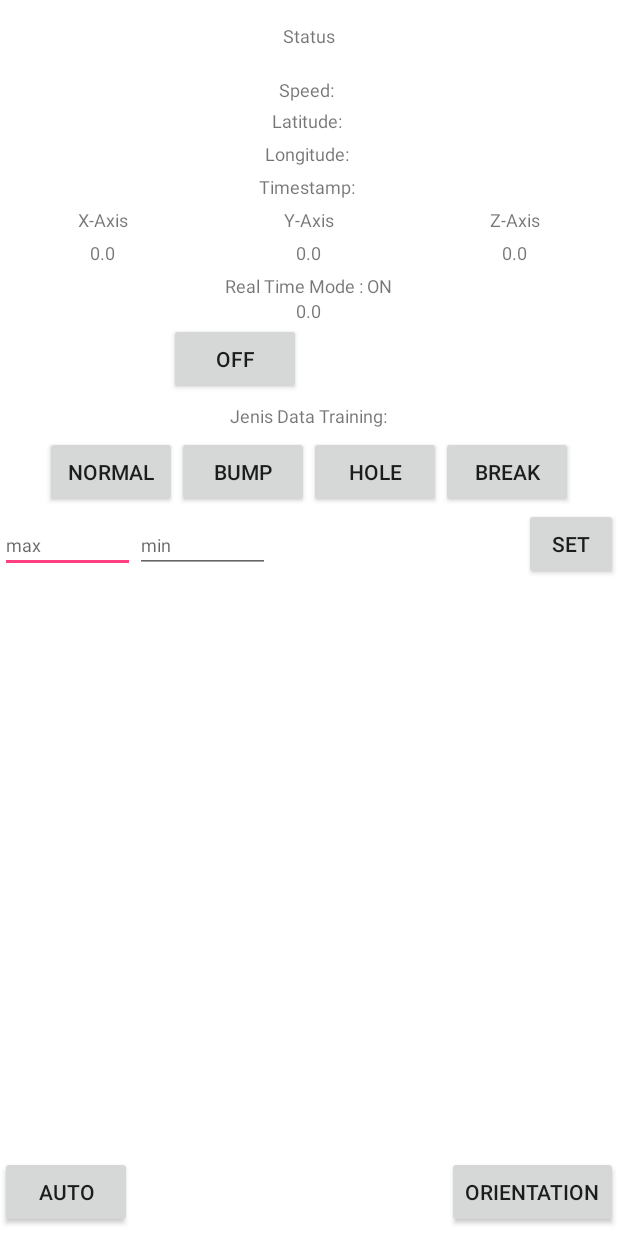
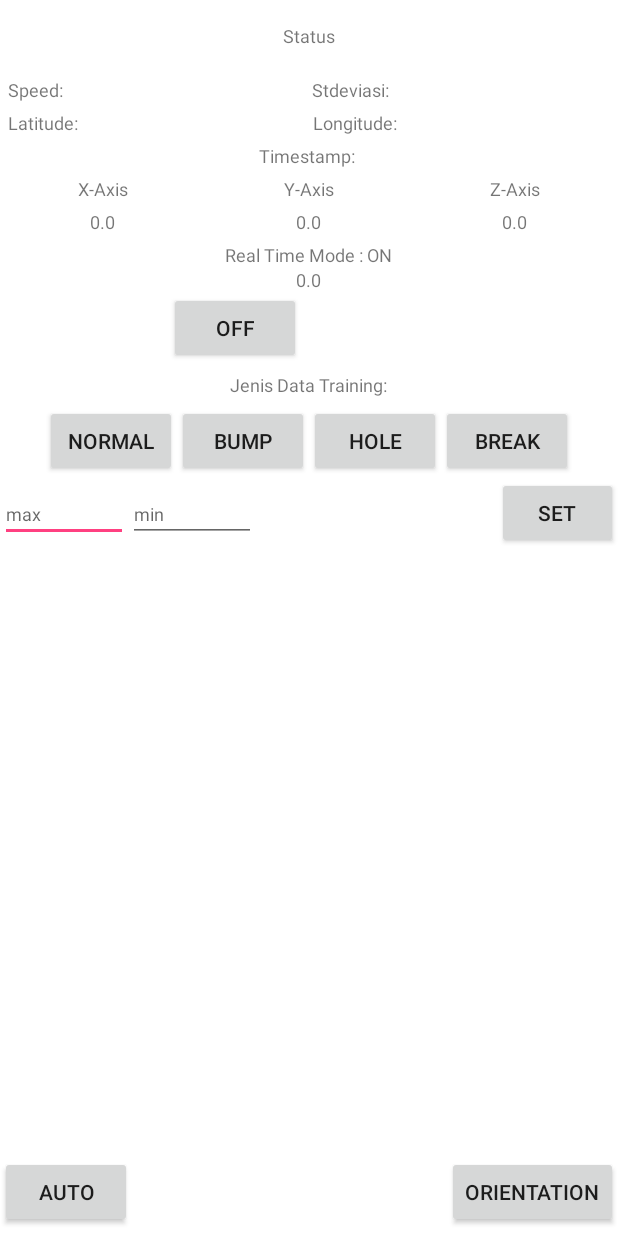
Before and after one commit to otnielyehezkiel/tugas_akhir, an Android app: the screen it shows after launch (MainActivity), on a phone screen of 412 x 824 dp. Run offline under Robolectric (Android 15) with nearby library versions, the phone set to English and light mode, and no system bars; our stand-ins replace Volley; network calls fail.

Commit message:
good job

```diff
--- a/app/src/main/res/layout/activity_main.xml
+++ b/app/src/main/res/layout/activity_main.xml
@@ -27,27 +27,49 @@
         android:layout_height="wrap_content"
         android:gravity="center"
         android:orientation="horizontal"
-        android:layout_marginTop="5dp">
+        android:layout_marginTop="5dp"
+        android:layout_marginLeft="5dp">
         <TextView
-            android:layout_width="wrap_content"
+            android:layout_width="0dp"
+            android:layout_weight="1"
             android:layout_height="wrap_content"
             android:layout_gravity="center"
             android:text="Speed: "
             android:textSize="12dp" />
         <TextView
             android:id="@+id/speed"
-            android:layout_width="wrap_content"
+            android:layout_width="0dp"
+            android:layout_weight="1"
+            android:layout_height="wrap_content"
+            android:layout_gravity="center"
+            android:textSize="12dp" />
+        <TextView
+            android:layout_width="0dp"
+            android:layout_weight="1"
+            android:layout_height="wrap_content"
+            android:layout_gravity="center"
+            android:text="Stdeviasi: "
+            android:textSize="12dp" />
+        <TextView
+            android:id="@+id/tv_std"
+            android:layout_width="0dp"
+            android:layout_weight="1"
             android:layout_height="wrap_content"
             android:layout_gravity="center"
             android:textSize="12dp" />
     </LinearLayout>
-
     <LinearLayout
         android:layout_width="match_parent"
         android:layout_height="wrap_content"
-        android:gravity="center"
         android:orientation="horizontal"
-        android:layout_marginTop="4dp">
+        android:layout_marginTop="5dp"
+        android:layout_marginLeft="5dp">
+        <LinearLayout
+            android:layout_width="0dp"
+            android:layout_weight="1"
+            android:layout_height="wrap_content"
+            android:gravity="left"
+            android:orientation="horizontal">
             <TextView
                 android:layout_width="wrap_content"
                 android:layout_height="wrap_content"
@@ -62,11 +84,11 @@
                 android:textSize="12dp" />
         </LinearLayout>
         <LinearLayout
-        android:layout_width="match_parent"
+            android:layout_width="0dp"
+            android:layout_weight="1"
             android:layout_height="wrap_content"
-        android:gravity="center"
-        android:orientation="horizontal"
-        android:layout_marginTop="5dp">
+            android:gravity="left"
+            android:orientation="horizontal">
             <TextView
                 android:layout_width="wrap_content"
                 android:layout_height="wrap_content"
@@ -80,6 +102,8 @@
                 android:layout_gravity="center"
                 android:textSize="12dp" />
         </LinearLayout>
+    </LinearLayout>
+
     <LinearLayout
         android:layout_width="match_parent"
         android:layout_height="wrap_content"
@@ -296,14 +320,14 @@
                 android:textSize="12dp"
                 android:id="@+id/et_mintresh"/>
             <TextView
-                android:layout_width="wrap_content"
+                android:layout_width="0dp"
                 android:layout_weight="2"
                 android:layout_height="wrap_content"
                 android:id="@+id/tv_maxmin"/>
             <Button
                 android:id="@+id/btn_set"
-                android:layout_weight="0.5"
-                android:layout_width="20dp"
+                android:layout_weight="1"
+                android:layout_width="0dp"
                 android:layout_height="wrap_content"
                 android:text="Set"/>
         </LinearLayout>
--- a/build.gradle
+++ b/build.gradle
@@ -5,7 +5,7 @@ buildscript {
         jcenter()
     }
     dependencies {
-        classpath 'com.android.tools.build:gradle:2.1.0-beta1'
+        classpath 'com.android.tools.build:gradle:2.1.0'
 
         // NOTE: Do not place your application dependencies here; they belong
         // in the individual module build.gradle files
```
Also changed, not shown: app/src/main/java/com/example/otnielyeheskiel/accelerometerdata/MainActivity.java (+20 -31 lines), 2 other files. Lines whose indentation alone changed are shown as unchanged.
